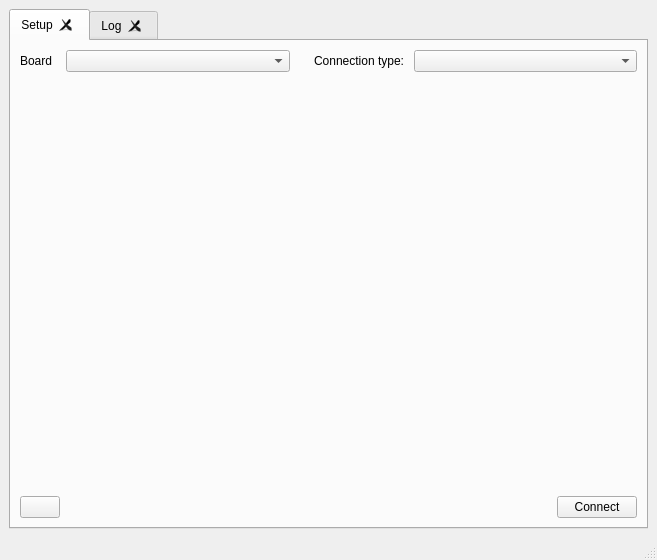
Before: the Qt Designer form form/mainwindow.ui in reroora/boardt, drawn with Qt 5.
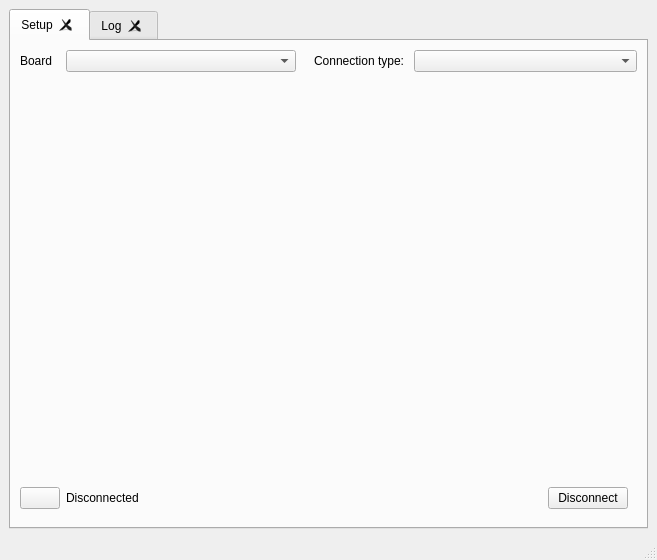
After: the same form once the commit is applied. The open tabs and pages were chosen to show the change. Icons and pictures are not drawn.

Commit message: feat: add functionality to reconnect board and connection status label. Small fixes of code style and log messages

What changed in the file:
```diff
--- a/form/mainwindow.ui
+++ b/form/mainwindow.ui
@@ -34,20 +34,20 @@
         <string>Setup</string>
        </attribute>
        <layout class="QGridLayout" name="gridLayout_2">
+        <item row="0" column="0">
+         <widget class="QLabel" name="label">
+          <property name="sizePolicy">
+           <sizepolicy hsizetype="Minimum" vsizetype="Preferred">
+            <horstretch>0</horstretch>
+            <verstretch>0</verstretch>
+           </sizepolicy>
+          </property>
+          <property name="text">
+           <string>Board</string>
+          </property>
+         </widget>
+        </item>
         <item row="0" column="6">
-         <widget class="QLabel" name="label_2">
-          <property name="sizePolicy">
-           <sizepolicy hsizetype="Minimum" vsizetype="Preferred">
-            <horstretch>0</horstretch>
-            <verstretch>0</verstretch>
-           </sizepolicy>
-          </property>
-          <property name="text">
-           <string>Connection type: </string>
-          </property>
-         </widget>
-        </item>
-        <item row="0" column="7">
          <widget class="QComboBox" name="connectionTypeComboBox">
           <property name="sizePolicy">
            <sizepolicy hsizetype="Expanding" vsizetype="Fixed">
@@ -63,33 +63,54 @@
           </property>
          </widget>
         </item>
-        <item row="0" column="0">
-         <widget class="QLabel" name="label">
+        <item row="3" column="6">
+         <widget class="QStackedWidget" name="connectButtonsStackedWidget">
           <property name="sizePolicy">
-           <sizepolicy hsizetype="Minimum" vsizetype="Preferred">
+           <sizepolicy hsizetype="Preferred" vsizetype="Fixed">
             <horstretch>0</horstretch>
             <verstretch>0</verstretch>
            </sizepolicy>
           </property>
-          <property name="text">
-           <string>Board</string>
+          <property name="currentIndex">
+           <number>0</number>
           </property>
+          <widget class="QWidget" name="connectButtonPage">
+           <layout class="QVBoxLayout" name="verticalLayout_2">
+            <item alignment="Qt::AlignRight">
+             <widget class="QPushButton" name="connectBoardPushButton">
+              <property name="sizePolicy">
+               <sizepolicy hsizetype="Fixed" vsizetype="Fixed">
+                <horstretch>0</horstretch>
+                <verstretch>0</verstretch>
+               </sizepolicy>
+              </property>
+              <property name="text">
+               <string>Connect</string>
+              </property>
+             </widget>
+            </item>
+           </layout>
+          </widget>
+          <widget class="QWidget" name="disconnectButtonPage">
+           <layout class="QVBoxLayout" name="verticalLayout_3">
+            <item alignment="Qt::AlignRight">
+             <widget class="QPushButton" name="disconnectBoardPushButton">
+              <property name="sizePolicy">
+               <sizepolicy hsizetype="Fixed" vsizetype="Fixed">
+                <horstretch>0</horstretch>
+                <verstretch>0</verstretch>
+               </sizepolicy>
+              </property>
+              <property name="text">
+               <string>Disconnect</string>
+              </property>
+             </widget>
+            </item>
+           </layout>
+          </widget>
          </widget>
         </item>
-        <item row="4" column="2" colspan="5">
-         <spacer name="horizontalSpacer_2">
-          <property name="orientation">
-           <enum>Qt::Horizontal</enum>
-          </property>
-          <property name="sizeHint" stdset="0">
-           <size>
-            <width>40</width>
-            <height>20</height>
-           </size>
-          </property>
-         </spacer>
-        </item>
-        <item row="2" column="4" colspan="4">
+        <item row="2" column="3" colspan="4">
          <widget class="QStackedWidget" name="setupStackedWidget">
           <property name="currentIndex">
            <number>1</number>
@@ -234,17 +255,7 @@
           </widget>
          </widget>
         </item>
-        <item row="0" column="2">
-         <widget class="QComboBox" name="boardSelectComboBox">
-          <property name="sizePolicy">
-           <sizepolicy hsizetype="MinimumExpanding" vsizetype="Fixed">
-            <horstretch>0</horstretch>
-            <verstretch>0</verstretch>
-           </sizepolicy>
-          </property>
-         </widget>
-        </item>
-        <item row="4" column="0">
+        <item row="3" column="0">
          <widget class="QPushButton" name="refreshSetupPushButton">
           <property name="sizePolicy">
            <sizepolicy hsizetype="Fixed" vsizetype="Fixed">
@@ -260,16 +271,55 @@
           </property>
          </widget>
         </item>
-        <item row="4" column="7" alignment="Qt::AlignRight">
-         <widget class="QPushButton" name="connectBoardPushButton">
+        <item row="3" column="2" colspan="4">
+         <spacer name="horizontalSpacer_2">
+          <property name="orientation">
+           <enum>Qt::Horizontal</enum>
+          </property>
+          <property name="sizeType">
+           <enum>QSizePolicy::MinimumExpanding</enum>
+          </property>
+          <property name="sizeHint" stdset="0">
+           <size>
+            <width>40</width>
+            <height>10</height>
+           </size>
+          </property>
+         </spacer>
+        </item>
+        <item row="0" column="5">
+         <widget class="QLabel" name="label_2">
           <property name="sizePolicy">
-           <sizepolicy hsizetype="Fixed" vsizetype="Fixed">
+           <sizepolicy hsizetype="Minimum" vsizetype="Preferred">
             <horstretch>0</horstretch>
             <verstretch>0</verstretch>
            </sizepolicy>
           </property>
           <property name="text">
-           <string>Connect</string>
+           <string>Connection type: </string>
+          </property>
+         </widget>
+        </item>
+        <item row="3" column="1">
+         <widget class="QLabel" name="connectionInfoLabel">
+          <property name="sizePolicy">
+           <sizepolicy hsizetype="Expanding" vsizetype="Minimum">
+            <horstretch>0</horstretch>
+            <verstretch>0</verstretch>
+           </sizepolicy>
+          </property>
+          <property name="text">
+           <string>Disconnected</string>
+          </property>
+         </widget>
+        </item>
+        <item row="0" column="1" colspan="2">
+         <widget class="QComboBox" name="boardSelectComboBox">
+          <property name="sizePolicy">
+           <sizepolicy hsizetype="MinimumExpanding" vsizetype="Fixed">
+            <horstretch>0</horstretch>
+            <verstretch>0</verstretch>
+           </sizepolicy>
           </property>
          </widget>
         </item>
```
The commit also changes 5 other files.
